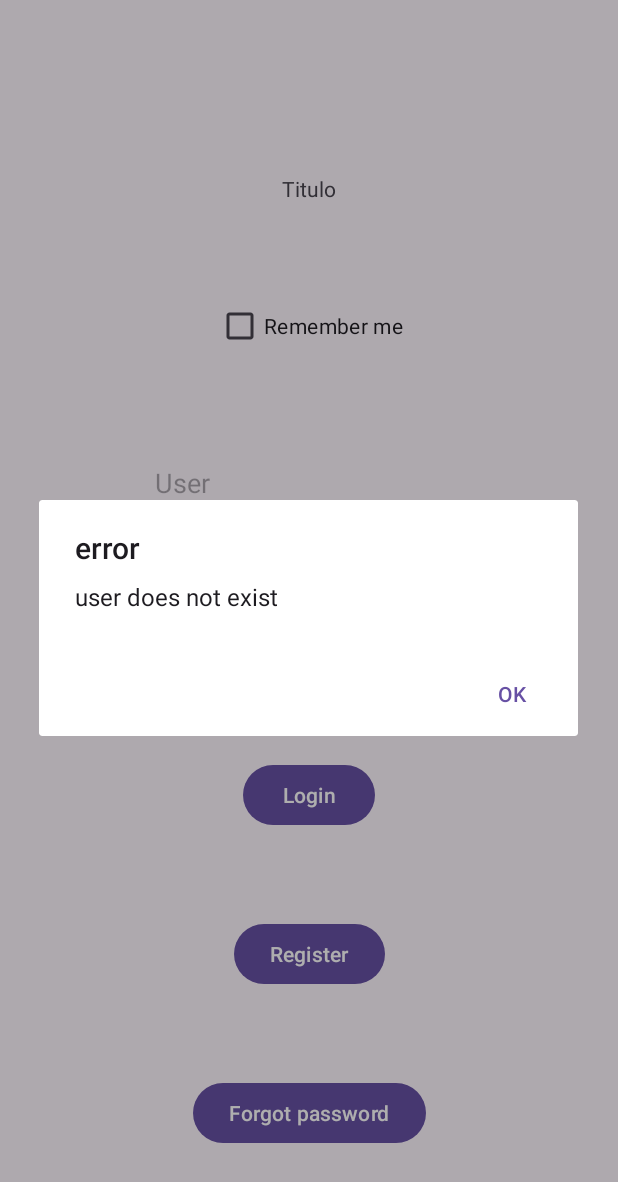
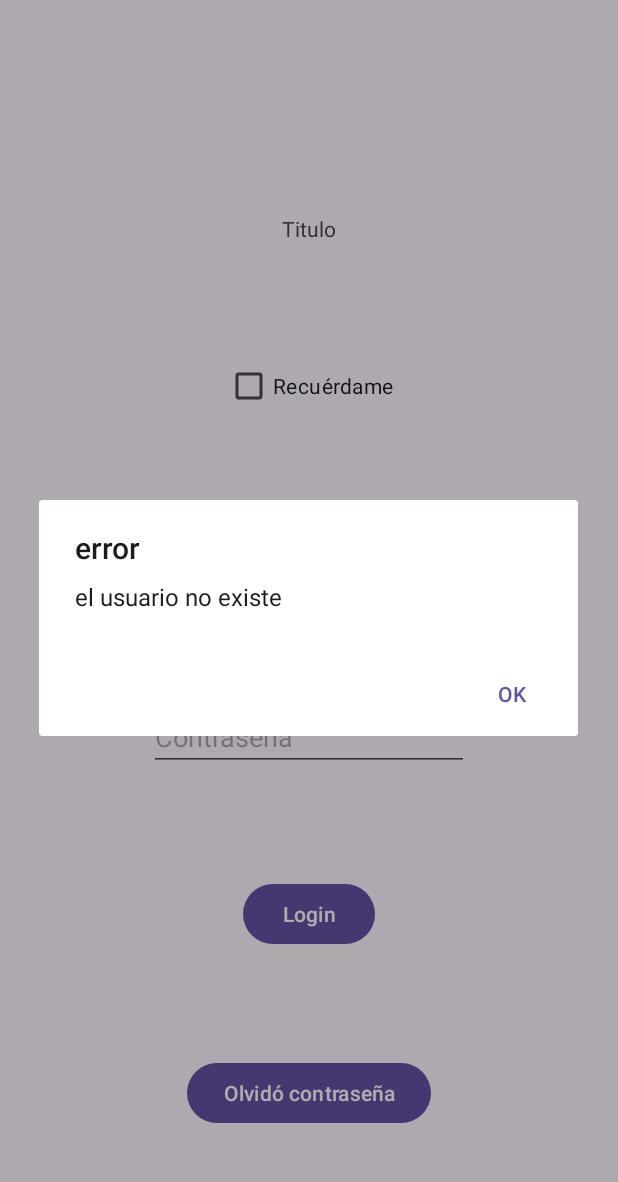
Before and after one commit to corderaa/ElorClass, an Android app: the LoginActivity screen opened directly, with no data from a screen before it, after a tap on "Login", on a phone screen of 412 x 824 dp. Shown: the top 1182 px of the screen. Run offline under Robolectric (Android 15) with nearby library versions, the phone set to English and light mode, and no system bars; our stand-ins replace Room's generated code.

Commit message:
eliminado el botón de registro (el registro va con el login)

```diff
--- a/app/src/main/java/com/example/elorclass/LoginActivity.kt
+++ b/app/src/main/java/com/example/elorclass/LoginActivity.kt
@@ -37,7 +37,6 @@ class LoginActivity: AppCompatActivity() {
 
         val users: List<RememberMeDB> = db.rememberMeDao().getAll()
         val buttonLogin: Button = findViewById(R.id.buttonLogin)
-        val buttonRegister: Button = findViewById(R.id.buttonRegister)
         val buttonForgotten: Button = findViewById(R.id.buttonForgotten)
         val actvUser: AutoCompleteTextView = findViewById(R.id.autoCompleteTextViewUser)
         val etPassword: EditText = findViewById(R.id.editTextPassword)
@@ -81,7 +80,7 @@ class LoginActivity: AppCompatActivity() {
                     schoolyear = 2,
                     dual = true,
                     password = "password",
-                    registered = true)
+                    registered = false)
                 UserSession.setUserSession(usuarioDePrueba.name, usuarioDePrueba.surname, usuarioDePrueba.id,
                     usuarioDePrueba.adress, usuarioDePrueba.firstTelephone, usuarioDePrueba.secondTelephone,
                     usuarioDePrueba.studies, usuarioDePrueba.password, usuarioDePrueba.schoolyear,
@@ -116,7 +115,7 @@ class LoginActivity: AppCompatActivity() {
                             if (userPreference != null) {
                                 val language = userPreference.language
                                 val theme = userPreference.theme
-                                if (language != null)
+                                if (language != null && language != Locale.getDefault().language)
                                     setLocale(language)
                                 if (theme != null)
                                     setAppTheme(theme)
@@ -145,14 +144,6 @@ class LoginActivity: AppCompatActivity() {
 
             }
         }
-
-        buttonRegister.setOnClickListener {
-            if (functionalities.checkConnection(connectivityManager)){
-                val intent = Intent(this, RegisterActivity::class.java)
-                startActivity(intent)
-                finish()
-            }
-        }
     }
 
     private fun createDialog(title: String, message: String, registered: Boolean) {
@@ -179,12 +170,14 @@ class LoginActivity: AppCompatActivity() {
             getString(R.string.portugues) -> languageCode = "pt"
             getString(R.string.basque) -> languageCode = "eu"
         }
-        val locale = Locale(languageCode)
-        Locale.setDefault(locale)
+        if(languageCode != Locale.getDefault().language) {
+            val locale = Locale(languageCode)
+            Locale.setDefault(locale)
 
-        val config = resources.configuration
-        config.setLocale(locale)
-        resources.updateConfiguration(config, resources.displayMetrics)
+            val config = resources.configuration
+            config.setLocale(locale)
+            resources.updateConfiguration(config, resources.displayMetrics)
+        }
     }
 
     private fun setAppTheme(theme: String) {
--- a/app/src/main/res/layout/login.xml
+++ b/app/src/main/res/layout/login.xml
@@ -32,20 +32,10 @@
         app:layout_constraintStart_toStartOf="parent"
         app:layout_constraintEnd_toEndOf="parent"
         android:text="@string/login"
-        app:layout_constraintBottom_toTopOf="@+id/buttonRegister"
+        app:layout_constraintBottom_toTopOf="@+id/buttonForgotten"
         app:layout_constraintTop_toBottomOf="@+id/editTextPassword"
         tools:layout_editor_absoluteX="162dp" />
 
-    <Button
-        android:id="@+id/buttonRegister"
-        android:layout_width="wrap_content"
-        android:layout_height="wrap_content"
-        app:layout_constraintStart_toStartOf="parent"
-        app:layout_constraintEnd_toEndOf="parent"
-        android:text="@string/register"
-        app:layout_constraintBottom_toTopOf="@+id/buttonForgotten"
-        app:layout_constraintTop_toBottomOf="@+id/buttonLogin"
-        tools:layout_editor_absoluteX="162dp" />
 
     <Button
         android:id="@+id/buttonForgotten"
@@ -55,7 +45,7 @@
         app:layout_constraintStart_toStartOf="parent"
         app:layout_constraintEnd_toEndOf="parent"
         app:layout_constraintBottom_toBottomOf="parent"
-        app:layout_constraintTop_toBottomOf="@+id/buttonRegister"
+        app:layout_constraintTop_toBottomOf="@+id/buttonLogin"
         tools:layout_editor_absoluteX="163dp" />
 
     <AutoCompleteTextView
--- a/app/src/main/res/values/strings.xml
+++ b/app/src/main/res/values/strings.xml
@@ -2,50 +2,50 @@
     <string name="app_name">ElorClass</string>
     <string name="title">Titulo</string>
     <string name="login">Login</string>
-    <string name="register">Register</string>
-    <string name="forgotten_password">Forgot password</string>
-    <string name="user">User</string>
-    <string name="password">Password</string>
-    <string name="remember_me">Remember me</string>
-    <string name="profile">Profile</string>
+    <string name="register">Registro</string>
+    <string name="forgotten_password">Olvidó contraseña</string>
+    <string name="user">Usuario</string>
+    <string name="password">Contraseña</string>
+    <string name="remember_me">Recuérdame</string>
+    <string name="profile">Perfil</string>
     <string name="logout">Logout</string>
-    <string name="new_password">New Password</string>
-    <string name="confirm_password">Confirm password</string>
-    <string name="change_password">Change password</string>
-    <string name="change_language">Change language</string>
-    <string name="change_theme">Change theme</string>
-    <string name="go_back">Return</string>
-    <string name="title_register">REGISTER</string>
-    <string name="name">Name</string>
-    <string name="surname">Surname</string>
-    <string name="id_number">ID</string>
-    <string name="adress">Address</string>
-    <string name="first_telephone">Telephone 1</string>
-    <string name="second_telephone">Telephone 2</string>
-    <string name="studies">Studies</string>
-    <string name="dual_studies">Dual studies</string>
-    <string name="remembered_user">remembered user</string>
-    <string name="register_needed">you have to sign in</string>
+    <string name="new_password">Nueva contraseña</string>
+    <string name="confirm_password">Confirmar contraseña</string>
+    <string name="change_password">Cambiar contraseña</string>
+    <string name="change_language">Cambiar idioma</string>
+    <string name="change_theme">Cambiar tema</string>
+    <string name="go_back">Volver</string>
+    <string name="title_register">REGISTRO</string>
+    <string name="name">Nombre</string>
+    <string name="surname">Apellido</string>
+    <string name="id_number">DNI</string>
+    <string name="adress">Dirección</string>
+    <string name="first_telephone">Teléfono1</string>
+    <string name="second_telephone">Teléfono2</string>
+    <string name="studies">Ciclo</string>
+    <string name="dual_studies">Dual intensiva</string>
+    <string name="remembered_user">usuario recordado</string>
+    <string name="register_needed">debe registrarse</string>
     <string name="error">error</string>
-    <string name="wrong_password">wrong password</string>
-    <string name="non_existing_user">user does not exist</string>
-    <string name="no_conected">no connected</string>
+    <string name="wrong_password">contraseña incorrecta</string>
+    <string name="non_existing_user">el usuario no existe</string>
+    <string name="no_conected">no conectado</string>
     <string name="ok">OK</string>
-    <string name="password_updated">password updated</string>
-    <string name="passwords_dont_match">password do not match</string>
-    <string name="complete_fields">complete all fields</string>
-    <string name="language">language</string>
-    <string name="theme">theme</string>
-    <string name="user_registered">user registered</string>
-    <string name="change_your_password">you must change your password</string>
-    <string name="first">First year</string>
-    <string name="second">Second year</string>
-    <string name="spanish">Spanish</string>
-    <string name="portugues">Portuguese</string>
-    <string name="english">English</string>
-    <string name="basque">Basque</string>
-    <string name="light">Light</string>
-    <string name="dark">Dark</string>
-    <string name="accept">Accept</string>
+    <string name="password_updated">contraseña actualizada</string>
+    <string name="passwords_dont_match">las contraseñas no coinciden</string>
+    <string name="complete_fields">rellena todos los campos</string>
+    <string name="language">idioma</string>
+    <string name="theme">tema</string>
+    <string name="user_registered">usuario registrado</string>
+    <string name="change_your_password">debe cambiar la contraseña</string>
+    <string name="first">Primero</string>
+    <string name="second">Segundo</string>
+    <string name="spanish">Español</string>
+    <string name="portugues">Portugués</string>
+    <string name="english">Inglés</string>
+    <string name="basque">Euskera</string>
+    <string name="light">Claro</string>
+    <string name="dark">Oscuro</string>
+    <string name="accept">Aceptar</string>
     <string name="cancel">Cancel</string>
 </resources>
```
